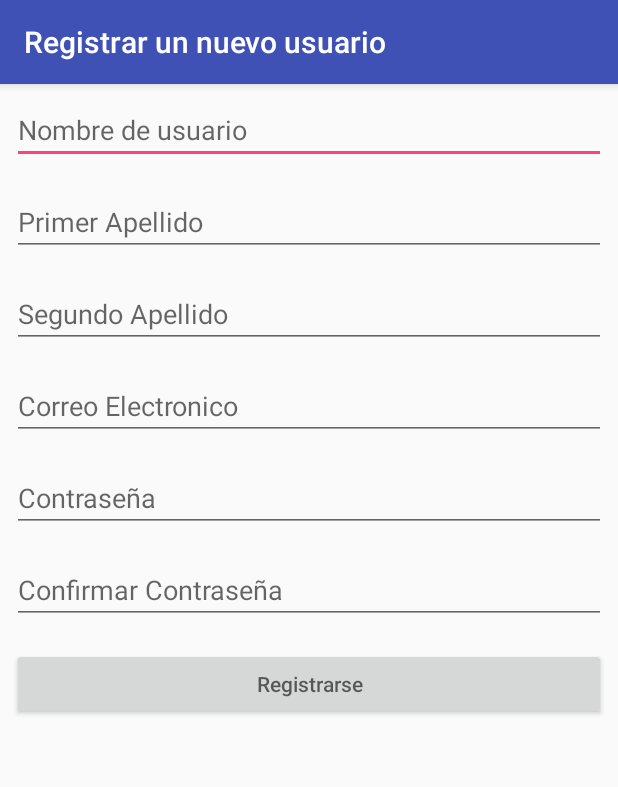
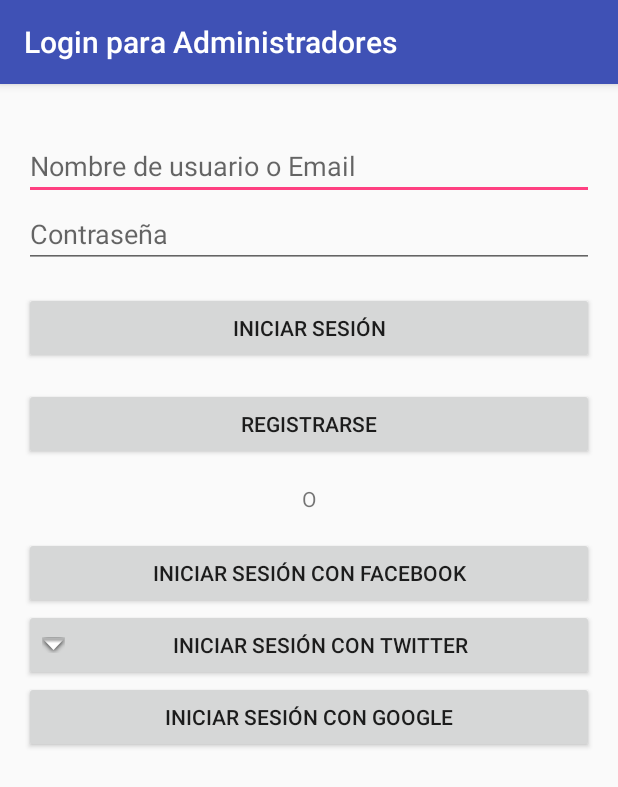
Before and after one commit to oscarfava22/LaSalleAppCatalunya, an Android app: the screen it shows after launch (RegisterNewAdmin before the commit, LoginAdminActivity after it), on a phone screen of 412 x 824 dp. Shown: the top 787 px of the screen. Run offline under Robolectric (Android 15) with nearby library versions, the phone set to English and light mode, and no system bars; libraries missing offline, so code that uses them is left out: com.facebook, com.facebook.login; 2 statements that could not run were skipped.

Commit message:
S'ha creat la activity corresponent al login d'un administrador. S'ha iniciat l'opcional de inici de sessió mitjançant xarxes socials. S'ha implementat l'inici de sessió mitjançant Facebook.

```diff
--- a/app/build.gradle
+++ b/app/build.gradle
@@ -22,6 +22,7 @@ dependencies {
     implementation fileTree(dir: 'libs', include: ['*.jar'])
     implementation 'com.android.support:appcompat-v7:26.1.0'
     implementation 'com.android.support.constraint:constraint-layout:1.0.2'
+    implementation 'com.facebook.android:facebook-login:4.31.0'
     testImplementation 'junit:junit:4.12'
     androidTestImplementation 'com.android.support.test:runner:1.0.1'
     androidTestImplementation 'com.android.support.test.espresso:espresso-core:3.0.1'
--- /dev/null
+++ b/app/src/main/java/com/practica2/projectes2/lasalle/lasalleappcatalunya/LoginAdminActivity.java
@@ -0,0 +1,63 @@
+package com.practica2.projectes2.lasalle.lasalleappcatalunya;
+
+import android.content.Intent;
+import android.os.Bundle;
+import android.support.v7.app.AppCompatActivity;
+import android.view.View;
+import android.widget.Button;
+
+import com.facebook.CallbackManager;
+import com.facebook.FacebookCallback;
+import com.facebook.FacebookException;
+import com.facebook.FacebookSdk;
+import com.facebook.login.LoginManager;
+import com.facebook.login.LoginResult;
+
+import java.util.Arrays;
+
+
+public class LoginAdminActivity extends AppCompatActivity {
+
+    private CallbackManager callbackManager;
+
+    @Override
+    protected void onCreate(Bundle savedInstanceState) {
+        super.onCreate(savedInstanceState);
+        setContentView(R.layout.activity_login_admin);
+
+        callbackManager = CallbackManager.Factory.create();
+
+        LoginManager.getInstance().registerCallback(callbackManager,
+                new FacebookCallback<LoginResult>() {
+                    @Override
+                    public void onSuccess(LoginResult loginResult) {
+                        // App code
+                    }
+
+                    @Override
+                    public void onCancel() {
+                        // App code
+                    }
+
+                    @Override
+                    public void onError(FacebookException exception) {
+                        // App code
+                    }
+                });
+
+        Button fb_button = findViewById(R.id.fb_button);
+
+        fb_button.setOnClickListener(new View.OnClickListener() {
+            @Override
+            public void onClick(View view) {
+                LoginManager.getInstance().logInWithReadPermissions(LoginAdminActivity.this, Arrays.asList("public_profile"));
+            }
+        });
+    }
+
+    @Override
+    protected void onActivityResult(int requestCode, int resultCode, Intent data) {
+        callbackManager.onActivityResult(requestCode, resultCode, data);
+        super.onActivityResult(requestCode, resultCode, data);
+    }
+}
--- /dev/null
+++ b/app/src/main/res/layout/activity_login_admin.xml
@@ -0,0 +1,63 @@
+<?xml version="1.0" encoding="utf-8"?>
+<LinearLayout xmlns:android="http://schemas.android.com/apk/res/android"
+    xmlns:app="http://schemas.android.com/apk/res-auto"
+    xmlns:tools="http://schemas.android.com/tools"
+    android:layout_width="match_parent"
+    android:layout_height="wrap_content"
+    android:orientation="vertical"
+    android:paddingStart="@dimen/activity_horizontal_margin"
+    android:paddingEnd="@dimen/activity_horizontal_margin"
+    tools:context="com.practica2.projectes2.lasalle.lasalleappcatalunya.LoginAdminActivity">
+
+    <EditText
+        android:layout_marginTop="@dimen/activity_vertical_margin_long"
+        android:layout_width="match_parent"
+        android:layout_height="wrap_content"
+        android:hint="@string/usernameOrEmail"
+        android:inputType="textEmailAddress" />
+
+    <EditText
+        android:layout_width="match_parent"
+        android:layout_height="wrap_content"
+        android:hint="@string/password"
+        android:inputType="textPassword" />
+
+    <Button
+        android:layout_width="match_parent"
+        android:layout_height="wrap_content"
+        android:layout_marginTop="@dimen/activity_vertical_margin"
+        android:text="@string/login" />
+
+    <Button
+        android:layout_width="match_parent"
+        android:layout_height="wrap_content"
+        android:layout_marginTop="@dimen/activity_vertical_margin"
+        android:text="@string/register"/>
+
+    <TextView
+        android:layout_width="match_parent"
+        android:layout_height="wrap_content"
+        android:layout_marginTop="@dimen/activity_vertical_margin"
+        android:gravity="center"
+        android:text="@string/or"/>
+
+    <Button
+        android:id="@+id/fb_button"
+        android:layout_width="match_parent"
+        android:layout_height="wrap_content"
+        android:layout_marginTop="@dimen/activity_vertical_margin"
+        android:text="@string/loginFacebook" />
+
+    <Button
+        android:layout_width="match_parent"
+        android:layout_height="wrap_content"
+        android:text="@string/loginTwitter"
+        android:drawableLeft="@android:drawable/arrow_down_float"/>
+
+    <Button
+        android:layout_width="match_parent"
+        android:layout_height="wrap_content"
+        android:text="@string/loginGoogle" />
+
+
+</LinearLayout>
--- /dev/null
+++ b/app/src/main/res/values/dimens.xml
@@ -0,0 +1,5 @@
+<resources>
+    <dimen name="activity_horizontal_margin">16dp</dimen>
+    <dimen name="activity_vertical_margin">16dp</dimen>
+    <dimen name="activity_vertical_margin_long">32dp</dimen>
+</resources>
--- a/app/src/main/res/values/strings.xml
+++ b/app/src/main/res/values/strings.xml
@@ -15,5 +15,14 @@
     <string name="errorPass">Escribe tu contraseña</string>
     <string name="errorConfirmPass">La contraseña no coincide</string>
     <string name="errorUsername">Escribe el nombre de usuario</string>
+    <string name="loginAdmin">Login para Administradores</string>
+    <string name="usernameOrEmail">Nombre de usuario o Email</string>
+    <string name="login">INICIAR SESIÓN</string>
+    <string name="or">O</string>
+    <string name="loginFacebook">INICIAR SESIÓN CON FACEBOOK</string>
+    <string name="loginTwitter">INICIAR SESIÓN CON TWITTER</string>
+    <string name="loginGoogle">INICIAR SESIÓN CON GOOGLE</string>
+    <string name="facebook_app_id">948445248659697</string>
+    <string name="fb_login_protocol_scheme">fb948445248659697</string>
 
 </resources>
--- a/build.gradle
+++ b/build.gradle
@@ -5,6 +5,7 @@ buildscript {
     repositories {
         google()
         jcenter()
+        mavenCentral()
     }
     dependencies {
         classpath 'com.android.tools.build:gradle:3.0.1'
```
Also changed, not shown: app/src/main/AndroidManifest.xml (+26 -1 lines), 1 other file.
